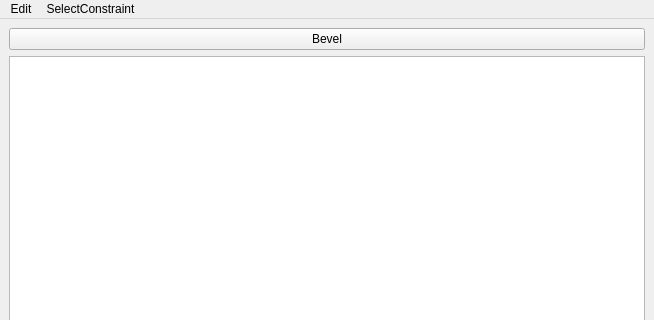
This is maya_script/BevelTool/src/Qt/UI/MainWindowForBevelTool.ui in FengYusheng/MyUtils as Qt 5 draws it before an edit; both pictures show x 0 to 654 and y 0 to 320 of the 654 by 477 pixel window. The edited form follows.
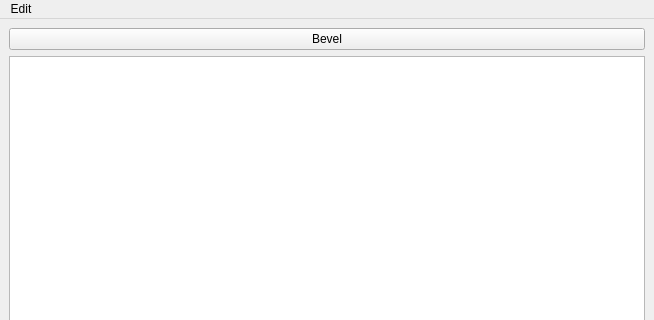
This is the edited form.

Commit message: bevel tool

The edit to the form file:
```diff
--- a/maya_script/BevelTool/src/Qt/UI/MainWindowForBevelTool.ui
+++ b/maya_script/BevelTool/src/Qt/UI/MainWindowForBevelTool.ui
@@ -33,21 +33,17 @@
      <x>0</x>
      <y>0</y>
      <width>654</width>
-     <height>23</height>
+     <height>21</height>
     </rect>
    </property>
    <widget class="QMenu" name="menuEdit">
     <property name="title">
      <string>Edit</string>
     </property>
-   </widget>
-   <widget class="QMenu" name="menuSelectConstraint">
-    <property name="title">
-     <string>SelectConstraint</string>
-    </property>
+    <addaction name="simpleOptionsAction"/>
+    <addaction name="fullOptionsAction"/>
    </widget>
    <addaction name="menuEdit"/>
-   <addaction name="menuSelectConstraint"/>
   </widget>
   <widget class="QStatusBar" name="statusbar"/>
  </widget>
```
Left out of the diff: 27 changed lines with no effect on the pictures. The commit also changes 4 other files.
